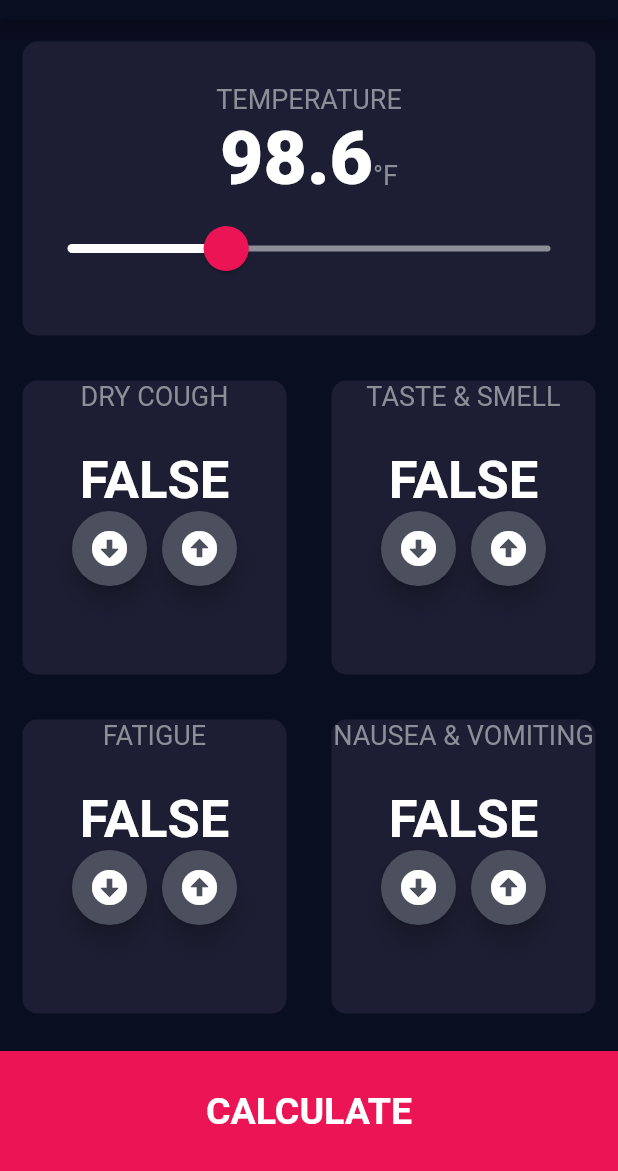
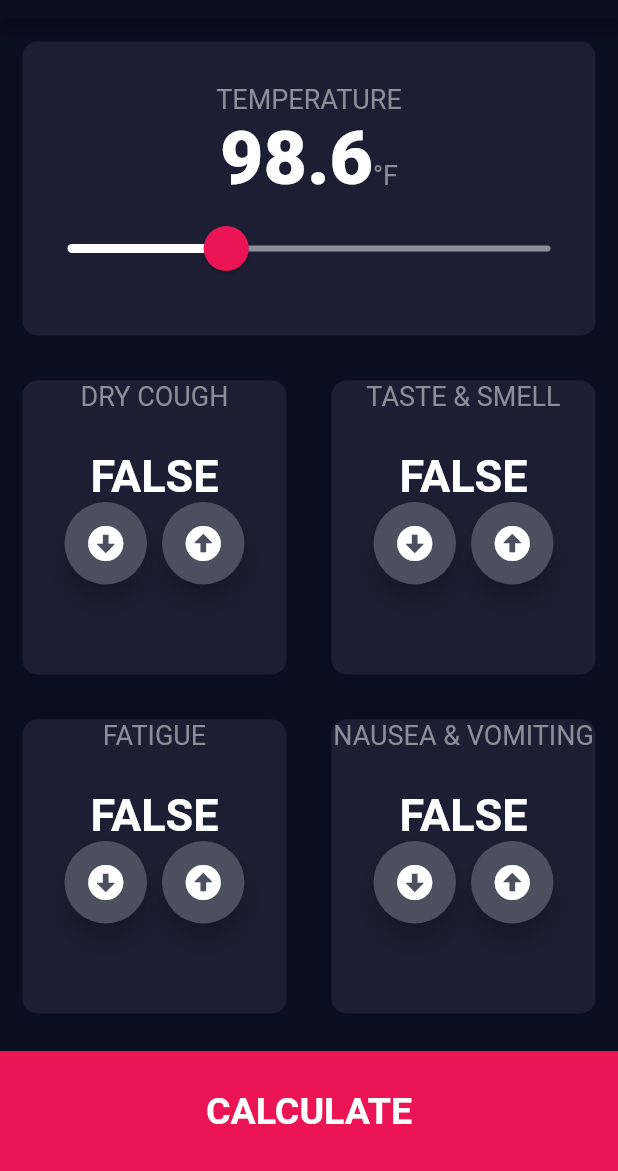
Before and after one commit to abhi-kv29/COVID-RISK-FACTOR-CALCULATOR, a Flutter app: the CovidPage screen opened directly, on a phone screen of 412 x 824 dp, the part 65-1236 px from its top. Run offline on Flutter 3.47's test engine with Material 2 defaults, Android fonts, the phone set to English and light mode, and no system bars; our stand-ins replace font_awesome_flutter.

Commit message:
refactored code

```diff
--- a/lib/constants.dart
+++ b/lib/constants.dart
@@ -22,5 +22,5 @@ const kNextButtonTextStyle = TextStyle(
 
 const kBoolTextStyle = TextStyle(
   fontWeight: FontWeight.bold,
-  fontSize: 35.0,
+  fontSize: 30.0,
 );
--- a/lib/covid_page.dart
+++ b/lib/covid_page.dart
@@ -312,8 +312,8 @@ class RoundIconButton extends StatelessWidget {
       onPressed: onPressed,
       elevation: 6.0,
       constraints: BoxConstraints.tightFor(
-        width: 50.0,
-        height: 50.0,
+        width: 55.0,
+        height: 55.0,
       ),
       shape: CircleBorder(),
       fillColor: Color(0xFF4C4F5E),
```
